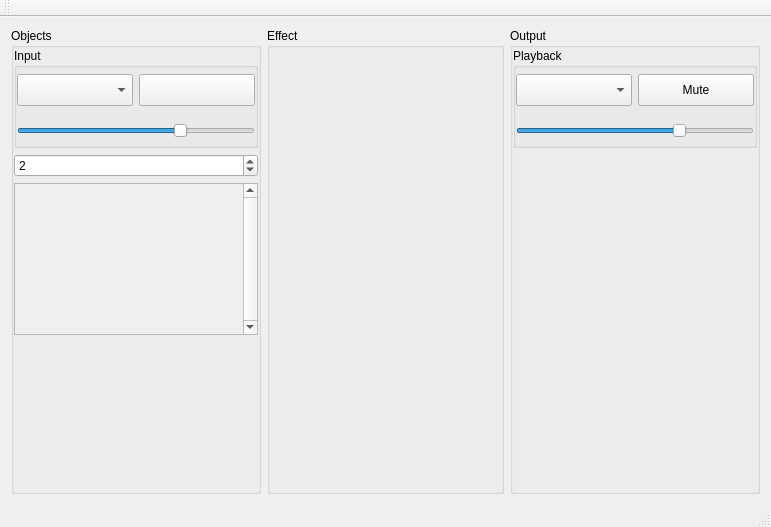
Old version of the form src/interface/mainwindow.ui in the repository andresgonzalezfornell/TFM.
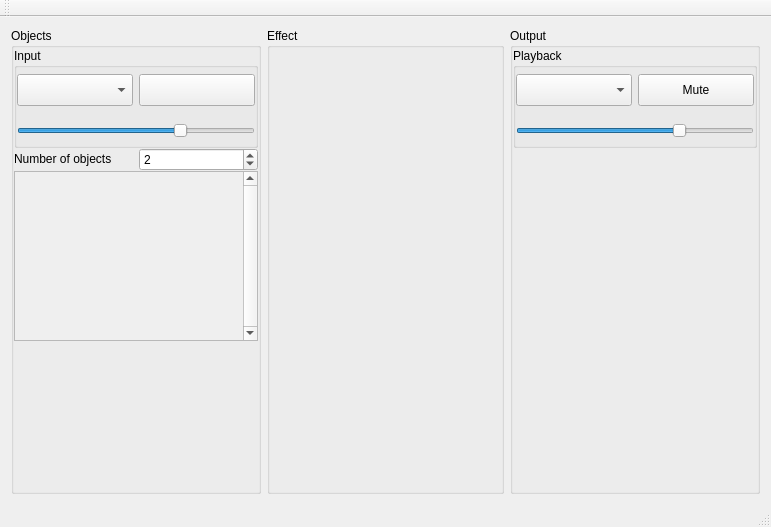
New version of the form.

Commit message:
Object interface
Except file reader

What changed in the file:
```diff
--- a/src/interface/mainwindow.ui
+++ b/src/interface/mainwindow.ui
@@ -43,6 +43,9 @@
        <string>Objects</string>
       </property>
       <layout class="QVBoxLayout" name="verticalLayout">
+       <property name="spacing">
+        <number>0</number>
+       </property>
        <property name="leftMargin">
         <number>0</number>
        </property>
@@ -151,7 +154,7 @@
              <enum>QLayout::SetDefaultConstraint</enum>
             </property>
             <item>
-             <widget class="QWidget" name="device_level" native="true">
+             <widget class="QWidget" name="device_volumeter" native="true">
               <property name="sizePolicy">
                <sizepolicy hsizetype="Expanding" vsizetype="Preferred">
                 <horstretch>0</horstretch>
@@ -173,7 +176,7 @@
              </widget>
             </item>
             <item>
-             <widget class="QSlider" name="device_volume">
+             <widget class="QSlider" name="device_level">
               <property name="maximum">
                <number>100</number>
               </property>
@@ -191,7 +194,25 @@
         </widget>
        </item>
        <item>
+        <layout class="QHBoxLayout" name="objects_number_layout">
+         <item>
+          <widget class="QLabel" name="objects_number_label">
+           <property name="maximumSize">
+            <size>
+             <width>16777215</width>
+             <height>20</height>
+            </size>
+           </property>
+           <property name="text">
+            <string>Number of objects</string>
+           </property>
+          </widget>
+         </item>
+         <item>
         <widget class="QSpinBox" name="objects_number">
+           <property name="specialValueText">
+            <string/>
+           </property>
          <property name="minimum">
           <number>1</number>
          </property>
@@ -203,6 +224,8 @@
          </property>
         </widget>
        </item>
+        </layout>
+       </item>
        <item>
         <widget class="QScrollArea" name="objects_configuration">
          <property name="sizePolicy">
@@ -237,8 +260,8 @@
            <rect>
             <x>0</x>
             <y>0</y>
-            <width>227</width>
-            <height>130</height>
+            <width>226</width>
+            <height>91</height>
            </rect>
           </property>
           <layout class="QVBoxLayout" name="objects_list_layout">
```
Lines whose indentation alone changed are shown as unchanged. The commit also changes 86 other files.
